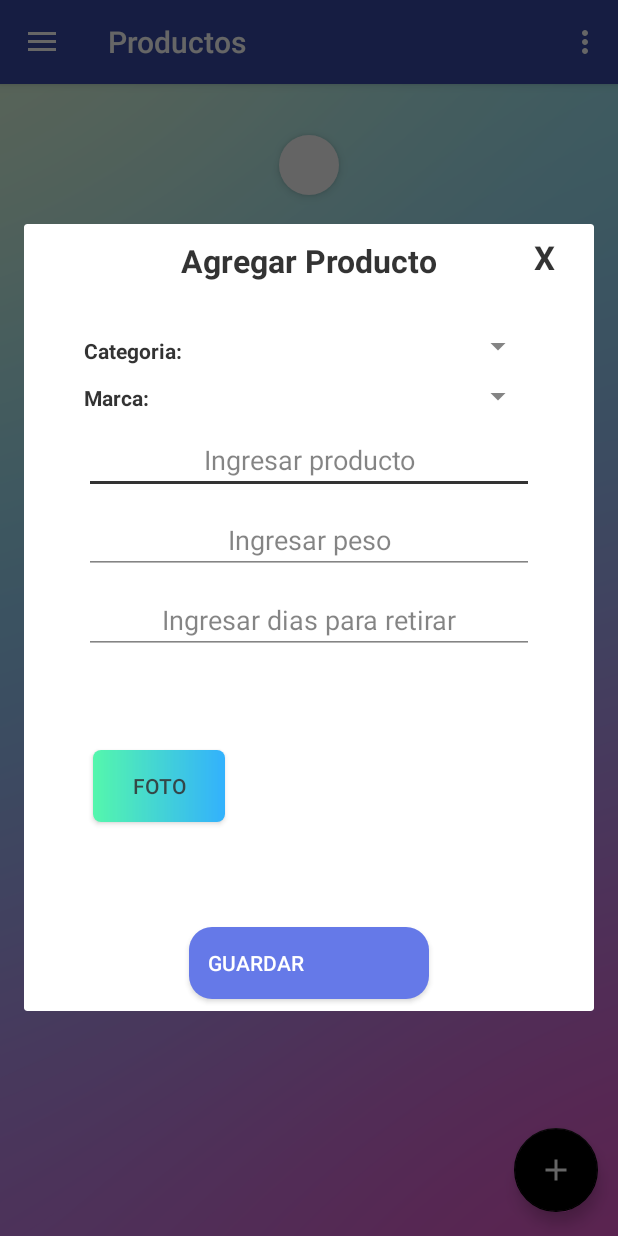
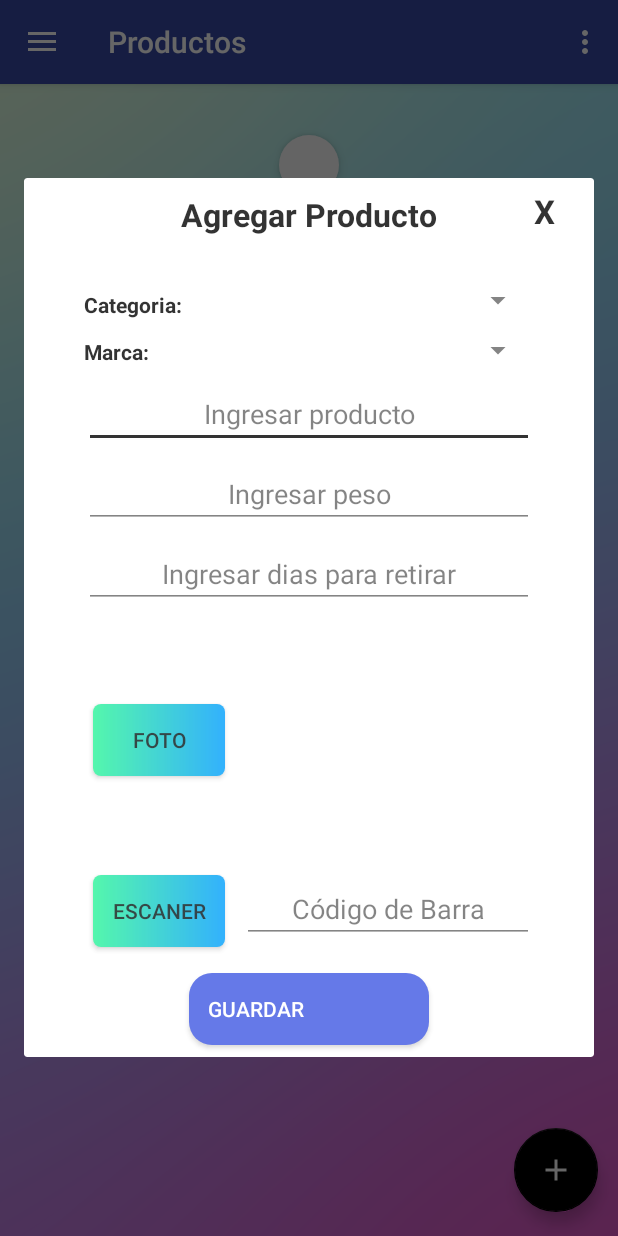
Before and after one commit to Mk-Polo/AppGFV, an Android app: the fragmento_producto screen opened through its navigation route, after a tap on an icon or button, on a phone screen of 412 x 824 dp. Run offline under Robolectric (Android 15) with nearby library versions, the phone set to English and light mode, and no system bars; our stand-ins replace Volley, navigation-ui; libraries missing offline, so code that uses them is left out: com.google.zxing.integration; network calls fail.

Commit message:
Se modificó Producto, permitiendo escaner código de barras

```diff
--- a/app/build.gradle
+++ b/app/build.gradle
@@ -34,6 +34,9 @@ dependencies {
     implementation 'androidx.navigation:navigation-fragment:2.3.0'
     implementation 'androidx.navigation:navigation-ui:2.3.0'
     implementation 'androidx.lifecycle:lifecycle-extensions:2.2.0'
+    implementation 'com.journeyapps:zxing-android-embedded:3.2.0'
+    implementation 'com.google.zxing:core:3.3.0'
+    implementation 'com.android.support:support-annotations:28.0.0'
     testImplementation 'junit:junit:4.12'
     androidTestImplementation 'androidx.test.ext:junit:1.1.1'
     androidTestImplementation 'androidx.test.espresso:espresso-core:3.2.0'
--- a/app/src/main/res/layout/fragment_modproducto.xml
+++ b/app/src/main/res/layout/fragment_modproducto.xml
@@ -149,7 +149,7 @@
         android:ems="10"
         android:gravity="center"
         android:hint="Ingresar dias para retirar"
-        android:inputType="textPersonName"
+        android:inputType="number"
         app:layout_constraintEnd_toEndOf="parent"
         app:layout_constraintHorizontal_bias="1.0"
         app:layout_constraintStart_toStartOf="parent"
@@ -161,7 +161,7 @@
         android:layout_height="wrap_content"
         android:layout_marginStart="100dp"
         android:layout_marginLeft="100dp"
-        android:layout_marginTop="16dp"
+        android:layout_marginTop="20dp"
         android:layout_marginEnd="100dp"
         android:layout_marginRight="100dp"
         android:layout_marginBottom="8dp"
@@ -173,8 +173,7 @@
         app:layout_constraintBottom_toBottomOf="parent"
         app:layout_constraintEnd_toEndOf="parent"
         app:layout_constraintStart_toStartOf="parent"
-        app:layout_constraintTop_toBottomOf="@+id/fotoProducto"
-        app:layout_constraintVertical_bias="0.0" />
+        app:layout_constraintTop_toBottomOf="@+id/txtBarra" />
 
     <Button
         android:id="@+id/btnAgregarFoto"
@@ -202,4 +201,33 @@
         app:layout_constraintTop_toBottomOf="@+id/txtdiasProducto"
         tools:srcCompat="@mipmap/ic_launcher_foto_muestra" />
 
+    <Button
+        android:id="@+id/btnBarra"
+        android:layout_width="wrap_content"
+        android:layout_height="wrap_content"
+        android:layout_marginStart="36dp"
+        android:layout_marginLeft="36dp"
+        android:layout_marginTop="12dp"
+        android:background="@drawable/estilo_lista"
+        android:text="ESCANER"
+        app:layout_constraintStart_toStartOf="parent"
+        app:layout_constraintTop_toBottomOf="@+id/fotoProducto" />
+
+    <EditText
+        android:id="@+id/txtBarra"
+        android:layout_width="match_parent"
+        android:layout_height="wrap_content"
+        android:layout_marginStart="135dp"
+        android:layout_marginLeft="135dp"
+        android:layout_marginTop="12dp"
+        android:layout_marginEnd="30dp"
+        android:layout_marginRight="30dp"
+        android:ems="10"
+        android:gravity="center"
+        android:hint="Código de Barra"
+        android:inputType="number"
+        app:layout_constraintEnd_toEndOf="parent"
+        app:layout_constraintStart_toStartOf="parent"
+        app:layout_constraintTop_toBottomOf="@+id/fotoProducto" />
+
 </androidx.constraintlayout.widget.ConstraintLayout>
```
Also changed, not shown: app/src/main/java/com/mkpolo/appgfv/fragmento_producto.java (+50 -8 lines), app/src/main/java/com/mkpolo/appgfv/modelo/producto/Producto.java (+12 -1 lines).
